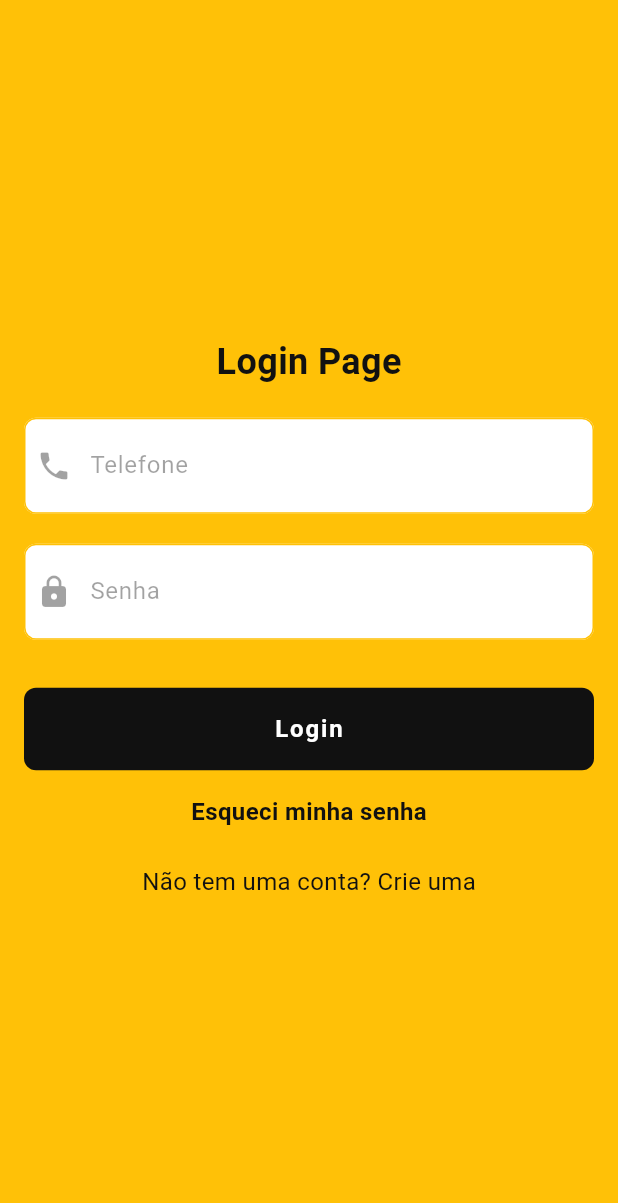
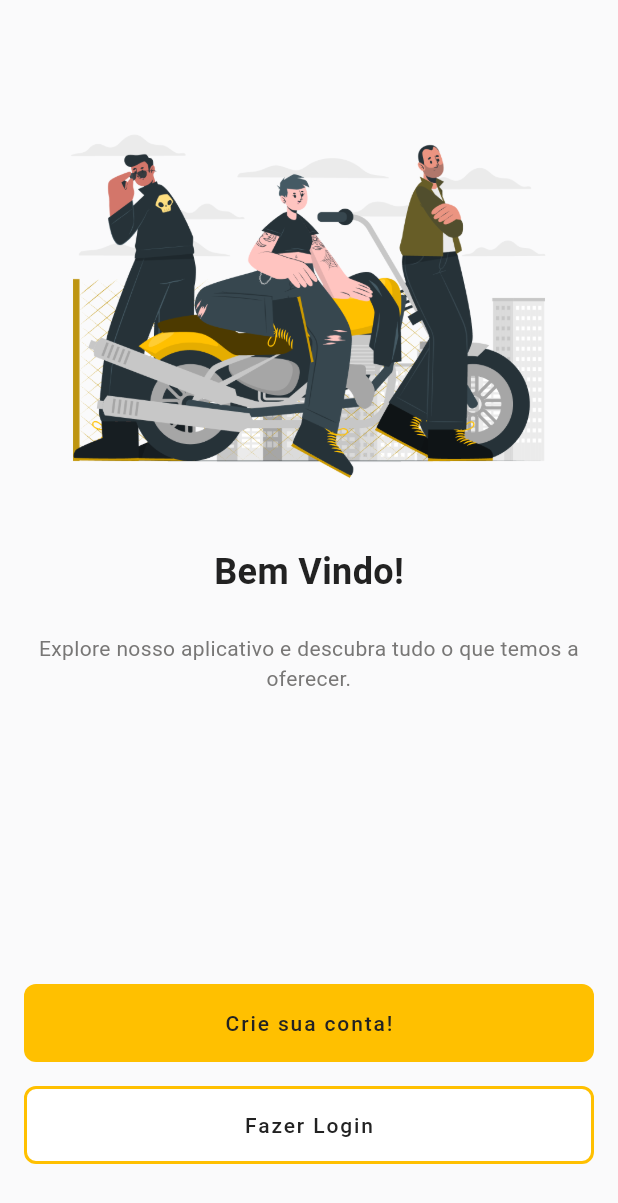
Before and after one commit to JesseLD/ridana_app, a Flutter app: the screen it shows after launch, on a phone screen of 412 x 824 dp. Shown: the top 1203 px of the screen. Run offline on Flutter 3.47's test engine with Material 3 defaults, Android fonts, the phone set to English and light mode, and no system bars; Roboto replaces fonts that are missing (Inter_500, Inter_regular).

Commit message:
feat: move app to mvc

```diff
--- a/lib/app.dart
+++ b/lib/app.dart
@@ -1,8 +1,7 @@
 import 'package:flutter/material.dart';
-import 'package:ridana_app/common/themes/dark_theme.dart';
 import 'package:ridana_app/common/themes/light_theme.dart';
-import 'package:ridana_app/features/home/pages/home_page.dart';
-import 'package:ridana_app/features/login/presentation/pages/login_page.dart';
+import 'package:ridana_app/features/views/pages/welcome/welcome_page.dart';
+import 'package:ridana_app/features/views/sample_page.dart';
 
 class App extends StatefulWidget {
   const App({super.key});
@@ -17,12 +16,12 @@ class _AppState extends State<App> {
     return MaterialApp(
       title: 'Flutter Demo',
       theme: lightTheme,
-      darkTheme: darkTheme,
-      themeMode:
-          ThemeMode
-              .system, // Automatically switch between light and dark themes
+      // darkTheme: darkTheme,
+      // themeMode:
+      //     ThemeMode
+      //         .system, // Automatically switch between light and dark themes
       debugShowCheckedModeBanner: false,
-      home: LoginPage(),
+      home: WelcomePage(),
     );
   }
 }
--- /dev/null
+++ b/lib/common/constants/app_colors.dart
@@ -0,0 +1,8 @@
+import 'package:flutter/material.dart';
+
+class AppColors {
+  const AppColors._();
+  static const Color primary = Color(0xFFFFC000);
+  static const Color secondary = Color(0xFF6B5D3F);
+  static const Color black = Color(0xFF222222);
+}
--- /dev/null
+++ b/lib/common/constants/app_images.dart
@@ -0,0 +1,8 @@
+
+
+class AppImages {
+  AppImages._();
+
+  static const String logoMin = 'assets/logo_min.png';
+  static const String illustration = 'assets/home_illustration.png';
+}
--- a/lib/common/themes/light_theme.dart
+++ b/lib/common/themes/light_theme.dart
@@ -1,4 +1,5 @@
 import 'package:flutter/material.dart';
+import 'package:ridana_app/common/constants/app_colors.dart';
 
 final ThemeData lightTheme = ThemeData(
   applyElevationOverlayColor: false,
@@ -6,15 +7,15 @@ final ThemeData lightTheme = ThemeData(
   canvasColor: const Color(0xFFFAFAFB),
   cardColor: const Color(0xFFFAFAFB),
   appBarTheme: AppBarTheme(
-    backgroundColor: const Color(0xFFFFC107),
+    backgroundColor: AppColors.primary,
     foregroundColor: Color(0xFF111111),
   ),
 
   colorScheme: const ColorScheme(
     brightness: Brightness.light,
-    primary: Color(0xFFFFC107),
+    primary: AppColors.primary,
     onPrimary: Color(0xFFFFFFFF),
-    primaryContainer: Color(0xFFFFC107),
+    primaryContainer: AppColors.primary,
     onPrimaryContainer: Color(0xFF111111),
     secondary: Color(0xFF6B5D3F),
     onSecondary: Color(0xFFFFFFFF),
@@ -31,15 +32,15 @@ final ThemeData lightTheme = ThemeData(
     surface: Color(0xFFFAFAFB),
     onSurface: Color(0xFF111111),
     surfaceContainerHighest: Color(0xFFF6ECDF),
-    onSurfaceVariant: Color(0xFFFFC107),
-    outline: Color(0xFFFFC107),
+    onSurfaceVariant: AppColors.primary,
+    outline: AppColors.primary,
     outlineVariant: Color(0xFFD0C5B4),
     shadow: Color(0xFF111111),
     scrim: Color(0xFF000000),
     inverseSurface: Color(0xFF111111),
     onInverseSurface: Color(0xFFF9EFE2),
     inversePrimary: Color(0xFFE9C16C),
-    surfaceTint: Color(0xFFFFC107),
+    surfaceTint: AppColors.primary,
   ),
   disabledColor: const Color(0x61000000),
   dividerColor: const Color(0x1F111111),
@@ -47,7 +48,7 @@ final ThemeData lightTheme = ThemeData(
   highlightColor: const Color(0x66BCBCBC),
   hintColor: const Color(0x99000000),
   hoverColor: const Color(0x0A000000),
-  primaryColor: const Color(0xFFFFC107),
+  primaryColor: AppColors.primary,
   primaryColorDark: const Color(0xFF1976D2),
   primaryColorLight: const Color(0xFFBBDEFB),
   scaffoldBackgroundColor: const Color(0xFFFAFAFB),
@@ -76,31 +77,32 @@ final ThemeData lightTheme = ThemeData(
   // Elevated Button Theme
   elevatedButtonTheme: ElevatedButtonThemeData(
     style: ElevatedButton.styleFrom(
-      backgroundColor: const Color(0xFFFFC107),
-      foregroundColor: Colors.white,
+      backgroundColor: AppColors.primary,
+      foregroundColor: AppColors.black,
+
       minimumSize: const Size(64, 36),
       elevation: 0,
       shape: RoundedRectangleBorder(borderRadius: BorderRadius.circular(8)),
     ).copyWith(
-      elevation: WidgetStateProperty.resolveWith<double?>((
-        Set<WidgetState> states,
-      ) {
-        if (states.contains(WidgetState.focused)) return 4;
-        if (states.contains(WidgetState.hovered)) return 4;
-        if (states.contains(WidgetState.pressed)) return 8;
-        return 0;
-      }),
-      overlayColor: WidgetStateProperty.resolveWith<Color?>((
-        Set<WidgetState> states,
-      ) {
-        if (states.contains(WidgetState.focused))
-          return const Color(0x1AFFFFFF);
-        if (states.contains(WidgetState.hovered))
-          return const Color(0x14FFFFFF);
-        if (states.contains(WidgetState.pressed))
-          return const Color(0x1AFFFFFF);
-        return null;
-      }),
+      // elevation: WidgetStateProperty.resolveWith<double?>((
+      //   Set<WidgetState> states,
+      // ) {
+      //   if (states.contains(WidgetState.focused)) return 4;
+      //   if (states.contains(WidgetState.hovered)) return 4;
+      //   if (states.contains(WidgetState.pressed)) return 8;
+      //   return 0;
+      // }),
+      // overlayColor: WidgetStateProperty.resolveWith<Color?>((
+      //   Set<WidgetState> states,
+      // ) {
+      //   if (states.contains(WidgetState.focused))
+      //     return const Color(0x1AFFFFFF);
+      //   if (states.contains(WidgetState.hovered))
+      //     return const Color(0x14FFFFFF);
+      //   if (states.contains(WidgetState.pressed))
+      //     return const Color(0x1AFFFFFF);
+      //   return null;
+      // }),
     ),
   ),
 
--- a/lib/features/home/pages/home_page.dart
+++ /dev/null
@@ -1,25 +0,0 @@
-import 'package:flutter/material.dart';
-
-class HomePage extends StatefulWidget {
-  const HomePage({super.key});
-
-  @override
-  State<HomePage> createState() => _HomePageState();
-}
-
-class _HomePageState extends State<HomePage> {
-  @override
-  Widget build(BuildContext context) {
-    return Scaffold(
-      appBar: AppBar(
-        title: const Text('Home Page'),
-      ),
-      body: Center(
-        child: Text(
-          'Welcome to the Home Page!',
-          style: Theme.of(context).textTheme.bodyLarge,
-        ),
-      ),
-    );
-  }
-}
--- a/lib/features/login/presentation/pages/login_page.dart
+++ /dev/null
@@ -1,169 +0,0 @@
-import 'package:brasil_fields/brasil_fields.dart';
-import 'package:flutter/material.dart';
-import 'package:flutter/services.dart';
-
-class LoginPage extends StatefulWidget {
-  const LoginPage({super.key});
-
-  @override
-  State<LoginPage> createState() => _LoginPageState();
-}
-
-class _LoginPageState extends State<LoginPage> {
-  @override
-  Widget build(BuildContext context) {
-    return Scaffold(
-      backgroundColor: Theme.of(context).colorScheme.primary,
-      body: SafeArea(
-        child: Padding(
-          padding: const EdgeInsets.all(16.0),
-          child: Center(
-            child: Column(
-              mainAxisAlignment: MainAxisAlignment.center,
-              // crossAxisAlignment: CrossAxisAlignment.center,
-              children: [
-                Text(
-                  'Login Page',
-                  style: TextStyle(
-                    fontSize: 24,
-                    fontWeight: FontWeight.bold,
-                    color: Theme.of(context).colorScheme.onPrimaryContainer,
-                  ),
-                ),
-                const SizedBox(height: 20),
-                Form(
-                  child: Column(
-                    children: [
-                      TextFormField(
-                        decoration: InputDecoration(
-                          labelText: 'Telefone',
-                          contentPadding: const EdgeInsets.symmetric(
-                            horizontal: 16,
-                            vertical: 24,
-                          ),
-                          fillColor: Theme.of(context).colorScheme.onPrimary,
-                          filled: true,
-                          labelStyle: TextStyle(
-                            color: Theme.of(
-                              context,
-                            ).colorScheme.onPrimaryContainer.withAlpha(100),
-                          ),
-                          prefixIcon: Icon(
-                            Icons.phone,
-                            color: Theme.of(
-                              context,
-                            ).colorScheme.onPrimaryContainer.withAlpha(100),
-                          ),
-                        ),
-                        keyboardType: TextInputType.phone,
-                        inputFormatters: [
-                          FilteringTextInputFormatter.digitsOnly,
-                          TelefoneInputFormatter(),
-                        ],
-                      ),
-                      const SizedBox(height: 20),
-                      TextFormField(
-                        obscureText: true,
-
-                        decoration: InputDecoration(
-                          labelText: 'Senha',
-                          contentPadding: const EdgeInsets.symmetric(
-                            horizontal: 16,
-                            vertical: 24,
-                          ),
-                          fillColor: Theme.of(context).colorScheme.onPrimary,
-                          filled: true,
-                          labelStyle: TextStyle(
-                            color: Theme.of(
-                              context,
-                            ).colorScheme.onPrimaryContainer.withAlpha(100),
-                          ),
-                          prefixIcon: Icon(
-                            Icons.lock,
-                            color: Theme.of(
-                              context,
-                            ).colorScheme.onPrimaryContainer.withAlpha(100),
-                          ),
-                        ),
-
-                        // keyboardType: TextInputType.phone,
-                        // inputFormatters: [
-                        //   FilteringTextInputFormatter.digitsOnly,
-                        //   TelefoneInputFormatter()
-                        // ],
-                      ),
-                      const SizedBox(height: 32),
-                      ElevatedButton(
-                        onPressed: () {
-                          // Handle login logic here
-                          ScaffoldMessenger.of(context).showSnackBar(
-                            SnackBar(
-                              content: Text(
-                                'Login button pressed',
-                                style: TextStyle(
-                                  color:
-                                      Theme.of(
-                                        context,
-                                      ).colorScheme.onPrimaryContainer,
-                                ),
-                              ),
-                              backgroundColor:
-                                  Theme.of(
-                                    context,
-                                  ).colorScheme.primaryContainer,
-                            ),
-                          );
-                        },
-                        style: ElevatedButton.styleFrom(
-                          backgroundColor:
-                              Theme.of(context).colorScheme.onPrimaryContainer,
-                          minimumSize: const Size(double.infinity, 50),
-                          shape: RoundedRectangleBorder(
-                            borderRadius: BorderRadius.circular(8),
-                          ),
-                          padding: const EdgeInsets.symmetric(
-                            horizontal: 16,
-                            vertical: 24,
-                          ),
-                        ),
-                        child: Text(
-                          'Login',
-                          style: TextStyle(
-                            color: Theme.of(context).colorScheme.onPrimary,
-                            fontSize: 16,
-                            fontWeight: FontWeight.bold,
-                          ),
-                        ),
-                      ),
-
-                      const SizedBox(height: 16),
-                      Text(
-                        'Esqueci minha senha',
-                        style: TextStyle(
-                          color:
-                              Theme.of(context).colorScheme.onPrimaryContainer,
-                          fontSize: 16,
-                          fontWeight: FontWeight.bold,
-                        ),
-                      ),
-                      const SizedBox(height: 24),
-                      Text(
-                        'Não tem uma conta? Crie uma',
-                        style: TextStyle(
-                          color:
-                              Theme.of(context).colorScheme.onPrimaryContainer,
-                          fontSize: 16,
-                          fontWeight: FontWeight.normal,
-                        ),
-                      ),
-                    ],
-                  ),
-                ),
-              ],
-            ),
-          ),
-        ),
-      ),
-    );
-  }
-}
--- /dev/null
+++ b/lib/features/views/layouts/app_layout.dart
@@ -0,0 +1,27 @@
+// ignore_for_file: public_member_api_docs, sort_constructors_first
+import 'package:flutter/material.dart';
+
+class AppLayout extends StatefulWidget {
+  final Widget child;
+  const AppLayout({
+    super.key,
+    required this.child,
+  });
+
+  @override
+  State<AppLayout> createState() => _AppLayoutState();
+}
+
+class _AppLayoutState extends State<AppLayout> {
+  @override
+  Widget build(BuildContext context) {
+    return Scaffold(
+      body: SafeArea(
+        child: Padding(
+          padding: const EdgeInsets.all(16.0),
+          child: widget.child,
+        ),
+      ),
+    );
+  }
+}
--- /dev/null
+++ b/lib/features/views/pages/welcome/welcome_page.dart
@@ -0,0 +1,94 @@
+import 'package:flutter/material.dart';
+import 'package:ridana_app/common/constants/app_colors.dart';
+import 'package:ridana_app/common/constants/app_images.dart';
+import 'package:ridana_app/features/views/layouts/app_layout.dart';
+import 'package:ridana_app/features/views/widgets/image_widget.dart';
+
+class WelcomePage extends StatefulWidget {
+  const WelcomePage({super.key});
+
+  @override
+  State<WelcomePage> createState() => _WelcomePageState();
+}
+
+class _WelcomePageState extends State<WelcomePage> {
+  @override
+  Widget build(BuildContext context) {
+    final width = MediaQuery.of(context).size.width;
+    return AppLayout(
+      child: Column(
+        children: [
+          SizedBox(height: 32),
+
+          ImageWidget(
+            height: 300,
+            width: width,
+            imagePath: AppImages.illustration,
+          ),
+          SizedBox(height: 16),
+
+          Text(
+            "Bem Vindo!",
+            style: TextStyle(
+              fontSize: 24,
+              color: AppColors.black,
+              fontWeight: FontWeight.bold,
+            ),
+          ),
+          SizedBox(height: 24),
+
+          Text(
+            "Explore nosso aplicativo e descubra tudo o que temos a oferecer.",
+            textAlign: TextAlign.center,
+          ),
+          Spacer(),
+          Row(
+            children: [
+              Expanded(
+                child: ElevatedButton(
+                  style: ElevatedButton.styleFrom(
+                    // primary: AppColors.primary,
+                    padding: EdgeInsets.symmetric(vertical: 24),
+                    shape: RoundedRectangleBorder(
+                      borderRadius: BorderRadius.circular(8),
+                    ),
+                  ),
+                  onPressed: () {
+                    // Navigate to the next page or perform an action
+                  },
+
+                  child: Text("Crie sua conta!"),
+                ),
+              ),
+            ],
+          ),
+          SizedBox(height: 16),
+          Row(
+            children: [
+              Expanded(
+                child: ElevatedButton(
+                  style: ElevatedButton.styleFrom(
+                    // primary: AppColors.primary,
+                    backgroundColor: Colors.white,
+                    padding: EdgeInsets.symmetric(vertical: 24),
+
+                    shape: RoundedRectangleBorder(
+                      borderRadius: BorderRadius.circular(8),
+                      side: BorderSide(color: AppColors.primary, width: 2),
+                    ),
+                  ),
+                  onPressed: () {
+                    // Navigate to the next page or perform an action
+                  },
+
+                  child: Text("Fazer Login"),
+                ),
+              ),
+            ],
+          ),
+          SizedBox(height: 32),
+        ],
+      ),
+    );
+  }
+}
--- /dev/null
+++ b/lib/features/views/sample_page.dart
@@ -0,0 +1,30 @@
+import 'package:flutter/material.dart';
+
+class SamplePage extends StatefulWidget {
+  const SamplePage({super.key});
+
+  @override
+  State<SamplePage> createState() => _SamplePageState();
+}
+
+class _SamplePageState extends State<SamplePage> {
+  @override
+  Widget build(BuildContext context) {
+    return Scaffold(
+      backgroundColor: Colors.white.withAlpha(200),
+      body: SafeArea(
+        child: Padding(
+          padding: const EdgeInsets.all(16.0),
+          child: Column(
+            children: [
+              TextFormField(
+                decoration: InputDecoration(labelText: 'Enter text'),
+              ),
+
+            ],
+          ),
+        ),
+      ),
+    );
+  }
+}
--- /dev/null
+++ b/lib/features/views/widgets/image_widget.dart
@@ -0,0 +1,39 @@
+// ignore_for_file: public_member_api_docs, sort_constructors_first
+import 'package:flutter/material.dart';
+
+class ImageWidget extends StatefulWidget {
+  double? width;
+  double? height;
+  String? imagePath;
+  ImageWidget({super.key, this.width, this.height, this.imagePath});
+
+  @override
+  State<ImageWidget> createState() => _ImageWidgetState();
+}
+
+class _ImageWidgetState extends State<ImageWidget> {
+  @override
+  Widget build(BuildContext context) {
+    return widget.imagePath != null && widget.imagePath!.isNotEmpty
+        ? Container(
+          width: widget.width ?? 80,
+          height: widget.height ?? 80,
+          decoration: BoxDecoration(
+            // color: Colors.grey.withAlpha(100),
+            borderRadius: BorderRadius.circular(8),
+            image: DecorationImage(
+              image: AssetImage(widget.imagePath!),
+              fit: BoxFit.cover,
+            ),
+          ),
+        )
+        : Container(
+          width: widget.width ?? 80,
+          height: widget.height ?? 80,
+          decoration: BoxDecoration(
+            color: Colors.grey.withAlpha(100),
+            borderRadius: BorderRadius.circular(8),
+          ),
+        );
+  }
+}
--- /dev/null
+++ b/lib/features/views/widgets/register_form.dart
@@ -0,0 +1,16 @@
+import 'package:flutter/material.dart';
+
+class RegisterForm extends StatefulWidget {
+  const RegisterForm({super.key});
+
+  @override
+  State<RegisterForm> createState() => _RegisterFormState();
+}
+
+class _RegisterFormState extends State<RegisterForm> {
+  List<Widget> _forms = [];
+  @override
+  Widget build(BuildContext context) {
+    return const Placeholder();
+  }
+}
--- a/pubspec.yaml
+++ b/pubspec.yaml
@@ -59,7 +59,8 @@ flutter:
   uses-material-design: true
 
   # To add assets to your application, add an assets section, like this:
-  # assets:
+  assets:
+    - assets/
   #   - images/a_dot_burr.jpeg
   #   - images/a_dot_ham.jpeg
 
```
Also changed, not shown: assets/home_illustration.png (added), assets/logo_min.png (added), lib/features/views/widgets/sample_widget.dart (added).
